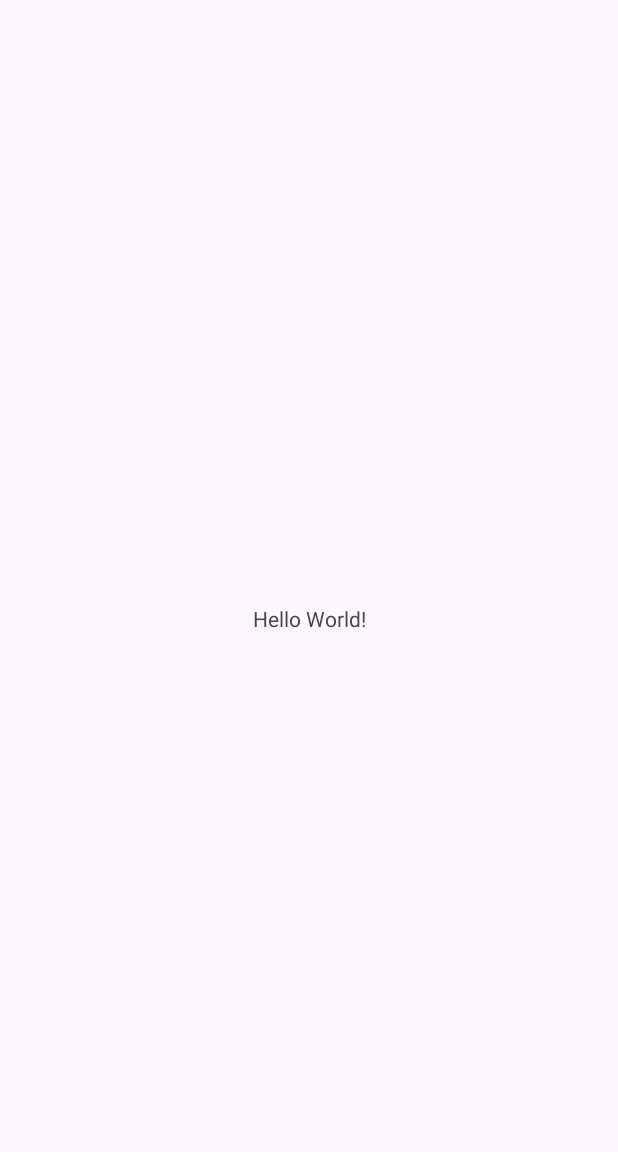
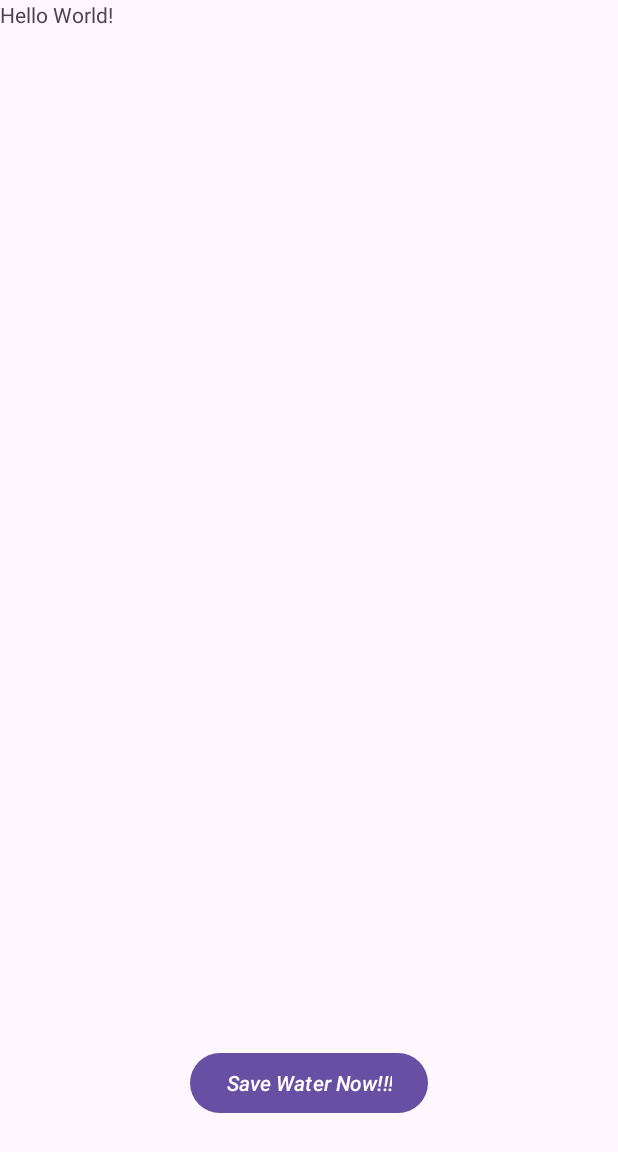
Before and after one commit to Code-X-Novas/JalSanket, an Android app: the screen it shows after launch (MainActivity), on a phone screen of 412 x 824 dp. Before the commit the part shown is almost empty. Shown: the top 1152 px of the screen. Run offline under Robolectric (Android 15) with nearby library versions, the phone set to English and light mode, and no system bars.

Commit message:
commit by sambit

```diff
--- a/app/src/main/AndroidManifest.xml
+++ b/app/src/main/AndroidManifest.xml
@@ -12,6 +12,7 @@
         android:supportsRtl="true"
         android:theme="@style/Theme.JalSanket"
         tools:targetApi="31">
+        <activity android:name=".Intropage"/>
 
         <activity
             android:name=".splashscreen"
--- a/app/src/main/java/com/example/jalsanket/MainActivity.java
+++ b/app/src/main/java/com/example/jalsanket/MainActivity.java
@@ -1,14 +1,35 @@
 package com.example.jalsanket;
+
+import static com.example.jalsanket.R.id.clickbutton;
 
 import androidx.appcompat.app.AppCompatActivity;
 
+import android.annotation.SuppressLint;
+import android.content.Intent;
 import android.os.Bundle;
+import android.view.View;
+import android.widget.Button;
 
 public class MainActivity extends AppCompatActivity {
 
+    @SuppressLint("MissingInflatedId")
     @Override
     protected void onCreate(Bundle savedInstanceState) {
         super.onCreate(savedInstanceState);
         setContentView(R.layout.activity_main);
+
+        Button clickbutton;
+
+        clickbutton = findViewById(R.id.clickbutton);
+
+        clickbutton.setOnClickListener(new View.OnClickListener() {
+            @Override
+            public void onClick(View view) {
+                Intent iNext;
+
+                iNext = new Intent(MainActivity.this, Intropage.class);
+                startActivity(iNext);
+            }
+        });
     }
 }
--- a/app/src/main/res/layout/activity_main.xml
+++ b/app/src/main/res/layout/activity_main.xml
@@ -1,5 +1,6 @@
 <?xml version="1.0" encoding="utf-8"?>
-<androidx.constraintlayout.widget.ConstraintLayout xmlns:android="http://schemas.android.com/apk/res/android"
+<RelativeLayout
+    xmlns:android="http://schemas.android.com/apk/res/android"
     xmlns:app="http://schemas.android.com/apk/res-auto"
     xmlns:tools="http://schemas.android.com/tools"
     android:layout_width="match_parent"
@@ -14,5 +15,15 @@
         app:layout_constraintEnd_toEndOf="parent"
         app:layout_constraintStart_toStartOf="parent"
         app:layout_constraintTop_toTopOf="parent" />
+    <Button
+        android:id="@+id/clickbutton"
+        android:layout_width="wrap_content"
+        android:layout_height="wrap_content"
+        android:layout_alignParentBottom="true"
+        android:layout_centerHorizontal="true"
 
-</androidx.constraintlayout.widget.ConstraintLayout>
+        android:layout_marginBottom="78dp"
+        android:text="Save Water Now!!!"
+        android:textStyle="italic" />
+
+</RelativeLayout>
```
